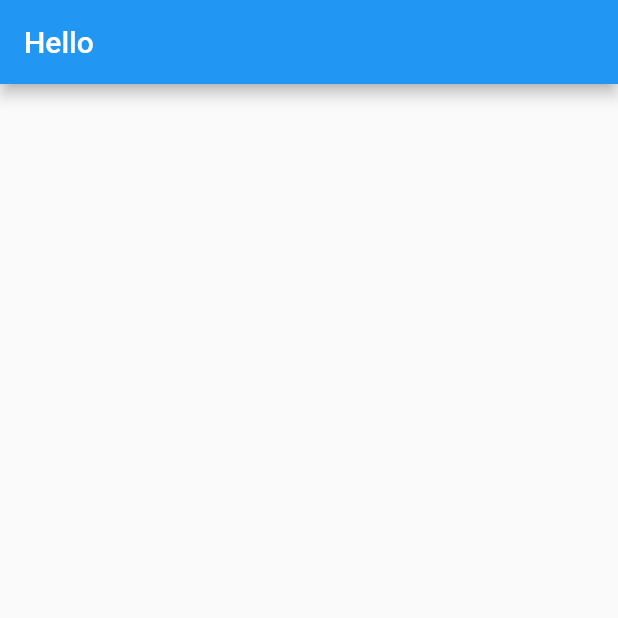
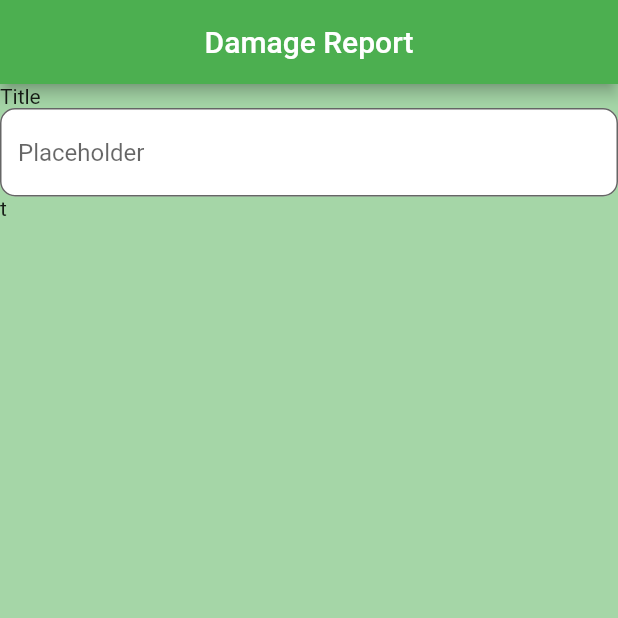
Before and after one commit to MattyMcF4tty/Report_Sender, a Flutter app: the screen it shows after launch, on a phone screen of 412 x 824 dp, the top half of it. Run offline on Flutter 3.47's test engine with Material 2 defaults, Android fonts, the light colour scheme and no system bars.

Commit message:
Inputfield implemented
Very scuffed, not at all done.
Data is not linked up to a variable.

```diff
--- a/reportsender/lib/main.dart
+++ b/reportsender/lib/main.dart
@@ -1,10 +1,11 @@
 import 'package:flutter/material.dart';
-import 'package:reportsender/screens/damageReport.dart';
+import 'package:reportsender/widgets/input_field.dart';
 
 void main() {
-  runApp(const DamageReport());
+  runApp(const MyApp());
 }
 
+//start app,
 class MyApp extends StatelessWidget {
   const MyApp({super.key});
 
@@ -12,105 +13,35 @@ class MyApp extends StatelessWidget {
   @override
   Widget build(BuildContext context) {
     return MaterialApp(
-      title: 'Flutter Demo',
+      title: 'Damage Report',
       theme: ThemeData(
-        // This is the theme of your application.
-        //
-        // Try running your application with "flutter run". You'll see the
-        // application has a blue toolbar. Then, without quitting the app, try
-        // changing the primarySwatch below to Colors.green and then invoke
-        // "hot reload" (press "r" in the console where you ran "flutter run",
-        // or simply save your changes to "hot reload" in a Flutter IDE).
-        // Notice that the counter didn't reset back to zero; the application
-        // is not restarted.
-        primarySwatch: Colors.blue,
+        primarySwatch: Colors.green,
       ),
-      home: const MyHomePage(title: 'Flutter dummy Home Page'),
+      home: const DamageReport(title: 'Damage Report'),
     );
   }
 }
 
-class MyHomePage extends StatefulWidget {
-  const MyHomePage({super.key, required this.title});
-
-  // This widget is the home page of your application. It is stateful, meaning
-  // that it has a State object (defined below) that contains fields that affect
-  // how it looks.
-
-  // This class is the configuration for the state. It holds the values (in this
-  // case the title) provided by the parent (in this case the App widget) and
-  // used by the build method of the State. Fields in a Widget subclass are
-  // always marked "final".
+class DamageReport extends StatelessWidget {
+  const DamageReport({super.key, required this.title});
 
   final String title;
 
   @override
-  State<MyHomePage> createState() => _MyHomePageState();
-}
-
-class _MyHomePageState extends State<MyHomePage> {
-  int _counter = 0;
-
-  void _incrementCounter() {
-    setState(() {
-      // This call to setState tells the Flutter framework that something has
-      // changed in this State, which causes it to rerun the build method below
-      // so that the display can reflect the updated values. If we changed
-      // _counter without calling setState(), then the build method would not be
-      // called again, and so nothing would appear to happen.
-      _counter++;
-    });
-  }
-
-  @override
   Widget build(BuildContext context) {
-    // This method is rerun every time setState is called, for instance as done
-    // by the _incrementCounter method above.
-    //
-    // The Flutter framework has been optimized to make rerunning build methods
-    // fast, so that you can just rebuild anything that needs updating rather
-    // than having to individually change instances of widgets.
     return Scaffold(
+      backgroundColor: Colors.green[200],
       appBar: AppBar(
-        // Here we take the value from the MyHomePage object that was created by
-        // the App.build method, and use it to set our appbar title.
-        title: Text(widget.title),
+        title: Text(title),
+        centerTitle: true,
       ),
-      body: Center(
-        // Center is a layout widget. It takes a single child and positions it
-        // in the middle of the parent.
-        child: Column(
-          // Column is also a layout widget. It takes a list of children and
-          // arranges them vertically. By default, it sizes itself to fit its
-          // children horizontally, and tries to be as tall as its parent.
-          //
-          // Invoke "debug painting" (press "p" in the console, choose the
-          // "Toggle Debug Paint" action from the Flutter Inspector in Android
-          // Studio, or the "Toggle Debug Paint" command in Visual Studio Code)
-          // to see the wireframe for each widget.
-          //
-          // Column has various properties to control how it sizes itself and
-          // how it positions its children. Here we use mainAxisAlignment to
-          // center the children vertically; the main axis here is the vertical
-          // axis because Columns are vertical (the cross axis would be
-          // horizontal).
-          mainAxisAlignment: MainAxisAlignment.center,
-          children: <Widget>[
-            const Text(
-              'You have pushed the button this many times:',
-            ),
-            Text(
-              '$_counter',
-              style: Theme.of(context).textTheme.headlineMedium,
-            ),
-          ],
-        ),
+      body: Column(
+        crossAxisAlignment: CrossAxisAlignment.start,
+        children: <Widget>[
+          InputField(),
+          Text("t"),
+        ],
       ),
-      floatingActionButton: FloatingActionButton(
-        onPressed: _incrementCounter,
-        tooltip: 'Increment',
-        child: const Icon(Icons.add),
-      ), // This trailing comma makes auto-formatting nicer for build methods.
     );
   }
 }
--- a/reportsender/lib/screens/damageReport.dart
+++ /dev/null
@@ -1,21 +0,0 @@
-import 'package:flutter/material.dart';
-
-class DamageReport extends StatelessWidget {
-    const DamageReport({super.key});
-
-    @override
-    Widget build(BuildContext context) {
-      return MaterialApp(
-        title: 'Damage Report',
-        theme: ThemeData(
-
-        ),
-        home: Scaffold(
-          appBar: AppBar(
-            title: const Text('Hello'),
-          ),
-        ),
-      );
-    }
-
-}
--- /dev/null
+++ b/reportsender/lib/widgets/input_field.dart
@@ -0,0 +1,40 @@
+import 'package:flutter/material.dart';
+
+class InputField extends StatefulWidget {
+  const InputField({super.key});
+
+  @override
+  State<InputField> createState() => _InputField();
+}
+
+class _InputField extends State<InputField> {
+  final inputfieldTextController = TextEditingController();
+
+  @override
+  void dispose() {
+    inputfieldTextController.dispose();
+    super.dispose();
+  }
+
+  @override
+  Widget build(BuildContext context) {
+    return Column(
+      crossAxisAlignment: CrossAxisAlignment.start,
+      children: <Widget>[
+        Text("Title"),
+        TextField(
+          controller: inputfieldTextController,
+          decoration: InputDecoration(
+            hintText: "Placeholder",
+            filled: true,
+            fillColor: Colors.white,
+            hoverColor: Colors.blue,
+            border: OutlineInputBorder(
+              borderRadius: BorderRadius.circular(10),
+            ),
+          ),
+        ),
+      ],
+    );
+  }
+}
--- a/reportsender/pubspec.yaml
+++ b/reportsender/pubspec.yaml
@@ -53,6 +53,9 @@ dev_dependencies:
 # The following section is specific to Flutter packages.
 flutter:
 
+  assets:
+    - assets/images/GreenLogo.png
+
   # The following line ensures that the Material Icons font is
   # included with your application, so that you can use the icons in
   # the material Icons class.
```
Also changed, not shown: reportsender/assets/images/GreenLogo.png (added).
